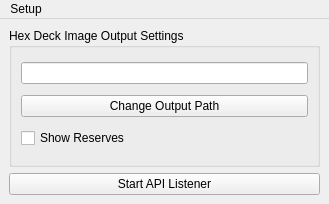
This is GUI/MainWindow.ui in JeffHoogland/HexAPIStreamingTools as Qt 5 draws it before an edit. The edited form follows.
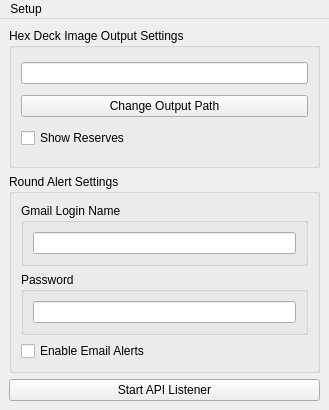
This is the edited form.

Commit message: Added email notifications at game start

What changed in the file:
```diff
--- a/GUI/MainWindow.ui
+++ b/GUI/MainWindow.ui
@@ -7,7 +7,7 @@
     <x>0</x>
     <y>0</y>
     <width>329</width>
-    <height>204</height>
+    <height>410</height>
    </rect>
   </property>
   <property name="windowTitle">
@@ -51,6 +51,50 @@
       </layout>
      </widget>
     </item>
+    <item>
+     <widget class="QGroupBox" name="alertsBox">
+      <property name="title">
+       <string>Round Alert Settings</string>
+      </property>
+      <layout class="QVBoxLayout" name="verticalLayout">
+       <item>
+        <widget class="QGroupBox" name="groupBox">
+         <property name="title">
+          <string>Gmail Login Name</string>
+         </property>
+         <layout class="QVBoxLayout" name="emailEntryBox">
+          <item>
+           <widget class="QLineEdit" name="emailEntry"/>
+          </item>
+         </layout>
+        </widget>
+       </item>
+       <item>
+        <widget class="QGroupBox" name="groupBox_2">
+         <property name="title">
+          <string>Password</string>
+         </property>
+         <layout class="QVBoxLayout" name="verticalLayout_3">
+          <item>
+           <widget class="QLineEdit" name="passwordEntry">
+            <property name="echoMode">
+             <enum>QLineEdit::Password</enum>
+            </property>
+           </widget>
+          </item>
+         </layout>
+        </widget>
+       </item>
+       <item>
+        <widget class="QCheckBox" name="emailAlertsCheck">
+         <property name="text">
+          <string>Enable Email Alerts</string>
+         </property>
+        </widget>
+       </item>
+      </layout>
+     </widget>
+    </item>
     <item>
      <widget class="QPushButton" name="serverToggleButton">
       <property name="text">
```
The commit also changes 8 other files.
